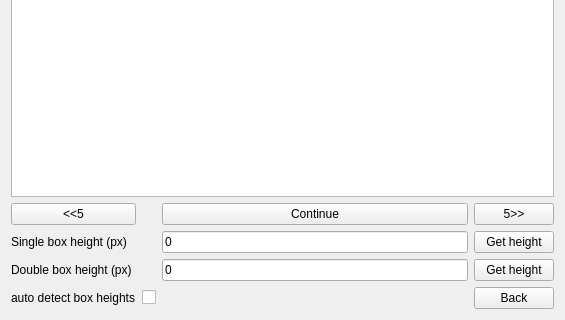
This is SubScraperGUI/HeightSelect.ui in lkelly451/SubScraperGUI as Qt 5 draws it before an edit; both pictures show x 0 to 565 and y 386 to 706 of the 565 by 706 pixel window. The edited form follows.
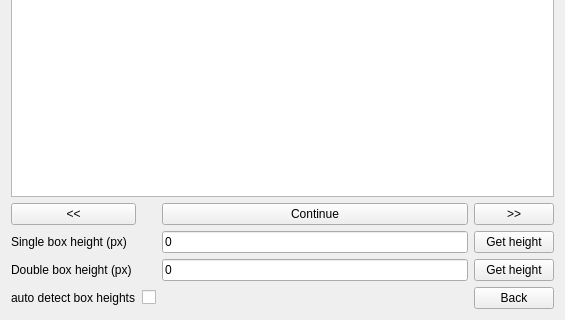
This is the edited form.

Diff of the .ui file:
```diff
--- a/SubScraperGUI/HeightSelect.ui
+++ b/SubScraperGUI/HeightSelect.ui
@@ -48,7 +48,7 @@
    <item row="2" column="0">
     <widget class="QPushButton" name="frameBack">
      <property name="text">
-      <string>&lt;&lt;5</string>
+      <string>&lt;&lt;</string>
      </property>
     </widget>
    </item>
@@ -76,7 +76,7 @@
    <item row="2" column="3">
     <widget class="QPushButton" name="frameForward">
      <property name="text">
-      <string>5&gt;&gt;</string>
+      <string>&gt;&gt;</string>
      </property>
     </widget>
    </item>
```
